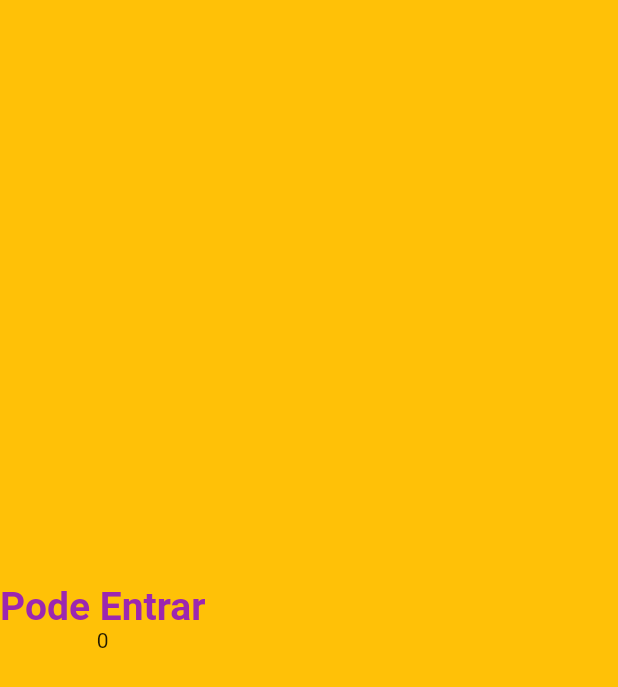
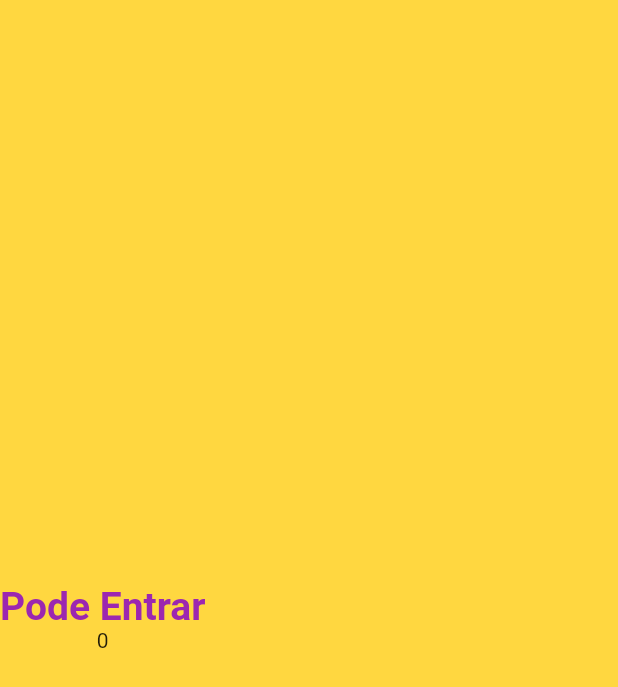
Before and after one commit to israelemanuel/contador, a Flutter app: the screen it shows after launch, on a phone screen of 412 x 824 dp. Shown: the top 687 px of the screen. Run offline on Flutter 3.47's test engine with Material 2 defaults, Android fonts, the phone set to English and light mode, and no system bars.

Commit message:
mudança de background

```diff
--- a/lib/main.dart
+++ b/lib/main.dart
@@ -22,7 +22,7 @@ class HomePage extends StatelessWidget {
   @override
   Widget build(BuildContext context) {
     return Scaffold(
-      backgroundColor: Colors.amber,
+      backgroundColor: Colors.amberAccent,
       body: Column(
         mainAxisAlignment: MainAxisAlignment.center,
         children: const [
```
